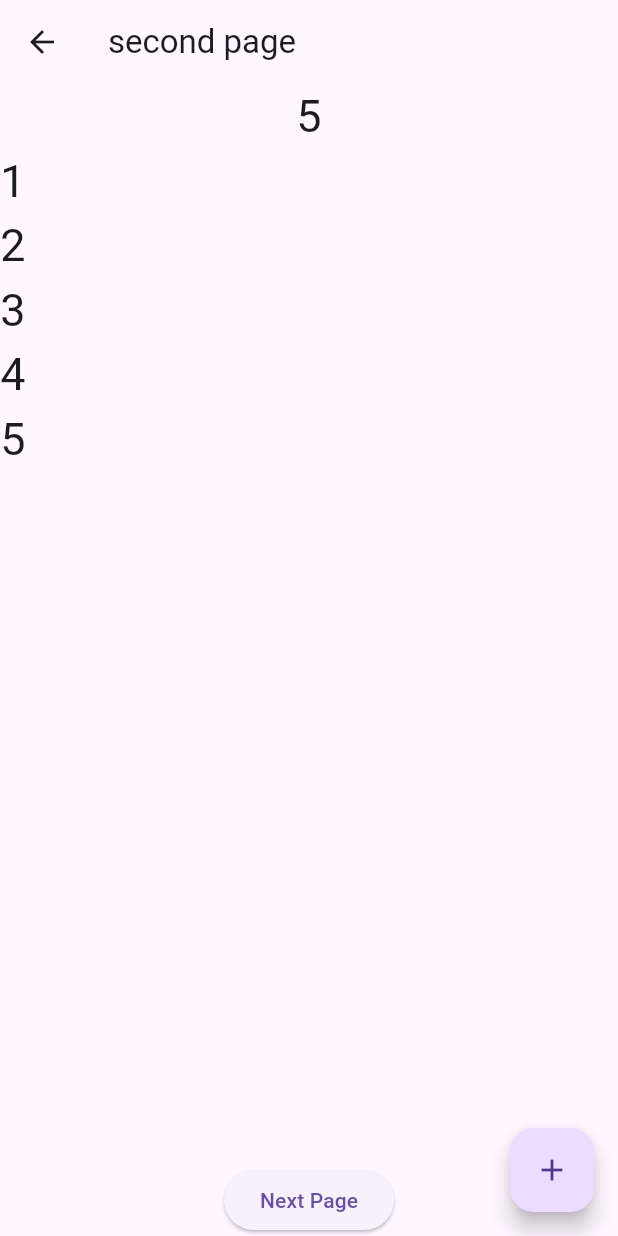
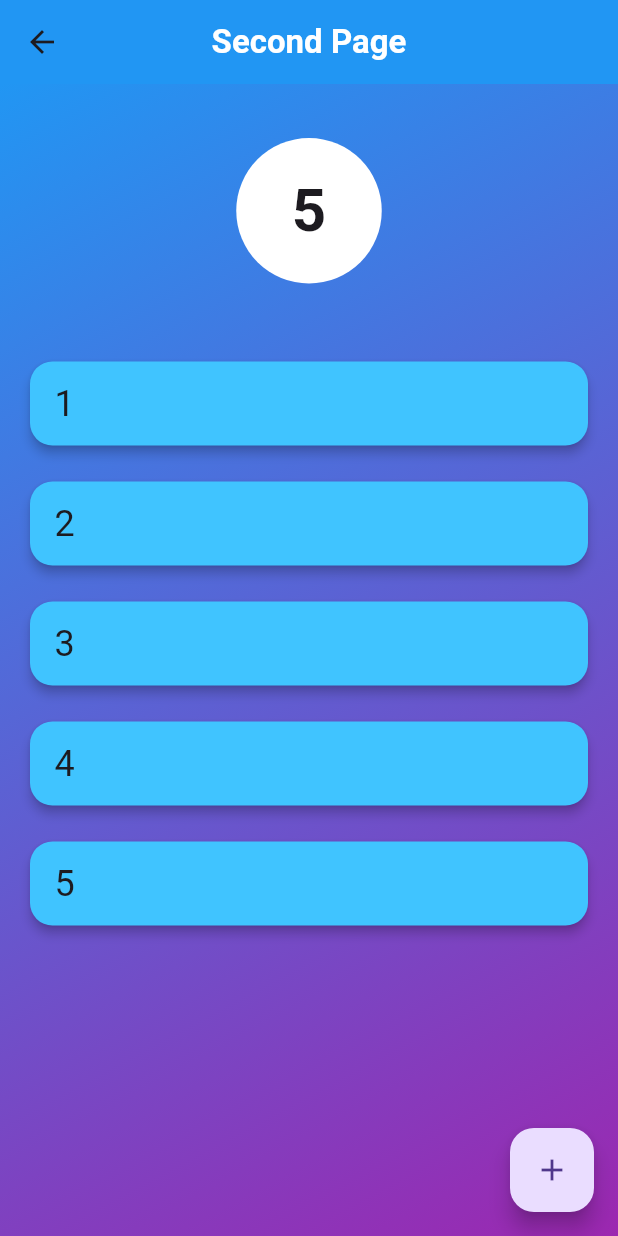
Before and after one commit to sazzad110/coounter_app_using_provier, a Flutter app: the screen it shows after launch, after a tap on "Next Page", on a phone screen of 412 x 824 dp. Run offline on Flutter 3.47's test engine with Material 3 defaults, Android fonts, the phone set to English and light mode, and no system bars.

Commit message:
Background color and Card added

```diff
--- a/lib/home.dart
+++ b/lib/home.dart
@@ -1,51 +1,92 @@
-// Simple counter using setState
-
+import 'package:flutter/material.dart';
+import 'package:provider/provider.dart';
 import 'package:coounter_app_using_provier/list_provider.dart';
 import 'package:coounter_app_using_provier/second.dart';
-import 'package:flutter/material.dart';
-import 'package:provider/provider.dart';
 
 class Home extends StatefulWidget {
-  const Home({super.key});
+  const Home({Key? key}) : super(key: key);
 
   @override
-  State<Home> createState() => _HomeState();
+  _HomeState createState() => _HomeState();
 }
 
 class _HomeState extends State<Home> {
   @override
   Widget build(BuildContext context) {
     return Consumer<NumberListProvider>(
-        builder: (context,numbersProvierModel,child) =>  Scaffold(
+      builder: (context, numbersProviderModel, child) => Scaffold(
         floatingActionButton: FloatingActionButton(
           onPressed: () {
-          numbersProvierModel.add();
+            numbersProviderModel.add();
           },
           child: Icon(Icons.add),
         ),
-      appBar: AppBar(title: Text("Counter App")),
-      body: SizedBox(
+        appBar: AppBar(
+          title: Text(
+            "Counter App",
+            style: TextStyle(fontWeight: FontWeight.bold,color: Colors.white),
+          ),
+          centerTitle: true,
+          backgroundColor: Colors.indigo,
+          elevation: 0, // No shadow
+        ),
+        body: Container(
+          padding: EdgeInsets.all(16.0),
+          decoration: BoxDecoration(
+            gradient: LinearGradient(
+              colors: [Colors.blue, Colors.purple],
+              begin: Alignment.topLeft,
+              end: Alignment.bottomRight,
+            ),
+          ),
           child: Column(
+            crossAxisAlignment: CrossAxisAlignment.center,
+            mainAxisAlignment: MainAxisAlignment.center,
             children: [
-              Text(
-                numbersProvierModel.numbers.last.toString(),
-                style: TextStyle(fontSize: 30),
+              Container(
+                alignment: Alignment.center,
+                margin: EdgeInsets.symmetric(vertical: 20),
+                padding: EdgeInsets.all(20.0),
+                decoration: BoxDecoration(
+                  color: Colors.white,
+                  shape: BoxShape.circle,
+                ),
+                child: Text(
+                  numbersProviderModel.numbers.last.toString(),
+                  style: TextStyle(fontSize: 40, fontWeight: FontWeight.bold),
+                ),
               ),
               Expanded(
+                child: Container(
+                  margin: EdgeInsets.symmetric(vertical: 20),
                   child: ListView.builder(
-                  itemCount: numbersProvierModel.numbers.length,
+                    itemCount: numbersProviderModel.numbers.length,
                     itemBuilder: (context, index) {
-                    return Text(
-                      numbersProvierModel.numbers[index].toString(),
-                      style: TextStyle(fontSize: 30),
+                      return Container(
+                        margin: EdgeInsets.symmetric(vertical: 8),
+                        child: Card(
+                          color: Colors.lightBlueAccent,
+                          shape: RoundedRectangleBorder(
+                            borderRadius: BorderRadius.circular(15.0),
+                          ),
+                          elevation: 3,
+                          child: ListTile(
+                            title: Text(
+                              numbersProviderModel.numbers[index].toString(),
+                              style: TextStyle(fontSize: 24),
+                            ),
+                          ),
+                        ),
                       );
                     },
                   ),
                 ),
+              ),
               ElevatedButton(
                 onPressed: () {
-                  Navigator.of(context).push(MaterialPageRoute(
-                      builder: (context) => const Second()));
+                  Navigator.of(context).push(
+                    MaterialPageRoute(builder: (context) => const Second()),
+                  );
                 },
                 child: Text("Next Page"),
               )
--- a/lib/second.dart
+++ b/lib/second.dart
@@ -1,9 +1,9 @@
-import 'package:coounter_app_using_provier/list_provider.dart';
 import 'package:flutter/material.dart';
 import 'package:provider/provider.dart';
+import 'package:coounter_app_using_provier/list_provider.dart';
 
 class Second extends StatefulWidget {
-  const Second({super.key});
+  const Second({Key? key}) : super(key: key);
 
   @override
   State<Second> createState() => _SecondState();
@@ -13,40 +13,83 @@ class _SecondState extends State<Second> {
   @override
   Widget build(BuildContext context) {
     return Consumer<NumberListProvider>(
-        builder: (context,numbersProvierModel,child) =>  Scaffold(
+      builder: (context, numbersProviderModel, child) => Scaffold(
         floatingActionButton: FloatingActionButton(
           onPressed: () {
-          numbersProvierModel.add();
+            numbersProviderModel.add();
           },
           child: Icon(Icons.add),
         ),
-      appBar: AppBar(title: Text("second page")),
-      body: SizedBox(
+        appBar: AppBar(
+          title: Text(
+            "Second Page",
+            style: TextStyle(fontWeight: FontWeight.bold, color: Colors.white),
+          ),
+          centerTitle: true,
+          backgroundColor: Colors.blue, // You can customize the color
+          elevation: 0, // No shadow
+        ),
+        body: Container(
+          padding: EdgeInsets.all(16.0),
+          decoration: BoxDecoration(
+            gradient: LinearGradient(
+              colors: [Colors.blue, Colors.purple],
+              begin: Alignment.topLeft,
+              end: Alignment.bottomRight,
+            ),
+          ),
+          child: SizedBox(
             child: Column(
               children: [
-              Text(
-                numbersProvierModel.numbers.last.toString(),
-                style: TextStyle(fontSize: 30),
+                Container(
+                  alignment: Alignment.center,
+                  margin: EdgeInsets.symmetric(vertical: 20),
+                  padding: EdgeInsets.all(20.0),
+                  decoration: BoxDecoration(
+                    color: Colors.white,
+                    shape: BoxShape.circle,
+                  ),
+                  child: Text(
+                    numbersProviderModel.numbers.last.toString(),
+                    style: TextStyle(fontSize: 40, fontWeight: FontWeight.bold),
+                  ),
                 ),
                 Expanded(
+                  child: Container(
+                    margin: EdgeInsets.symmetric(vertical: 20),
                     child: ListView.builder(
-                  itemCount: numbersProvierModel.numbers.length,
+                      itemCount: numbersProviderModel.numbers.length,
                       itemBuilder: (context, index) {
-                    return Text(
-                      numbersProvierModel.numbers[index].toString(),
-                      style: TextStyle(fontSize: 30),
+                        return Container(
+                          margin: EdgeInsets.symmetric(vertical: 8),
+                          child: Card(
+                            color: Colors.lightBlueAccent,
+                            shape: RoundedRectangleBorder(
+                              borderRadius: BorderRadius.circular(15.0),
+                            ),
+                            elevation: 3,
+                            child: ListTile(
+                              title: Text(
+                                numbersProviderModel.numbers[index].toString(),
+                                style: TextStyle(fontSize: 24),
+                              ),
+                            ),
+                          ),
                         );
                       },
                     ),
                   ),
-              ElevatedButton(
-                onPressed: () {
-                  Navigator.of(context).push(MaterialPageRoute(
-                      builder: (context) => const Second()));
-                },
-                child: Text("Next Page"),
-              )
+                ),
+                // ElevatedButton(
+                //   onPressed: () {
+                //     Navigator.of(context).push(
+                //       MaterialPageRoute(builder: (context) => const Second()),
+                //     );
+                //   },
+                //   child: Text("Next Page"),
+                // )
               ],
+            ),
           ),
         ),
       ),
```
Lines whose indentation alone changed are shown as unchanged.
